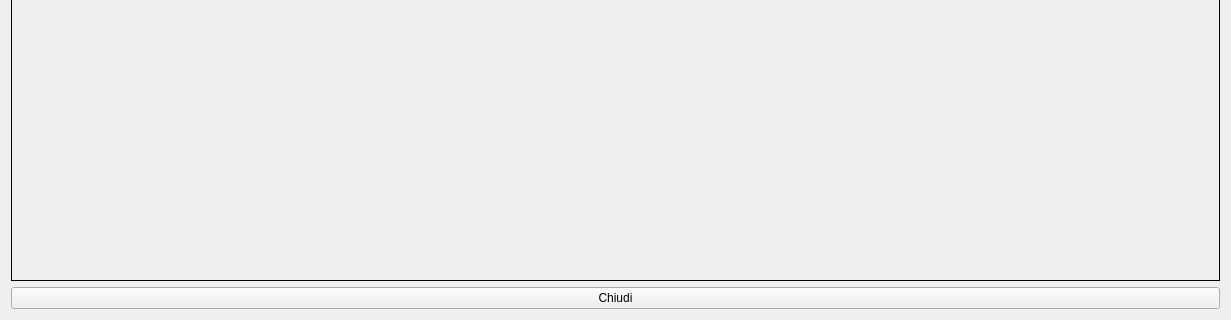
Qt form ftimage.ui (fblabs/CLTags) before a commit; both pictures show x 0 to 1231 and y 338 to 658 of the 1231 by 658 pixel window.
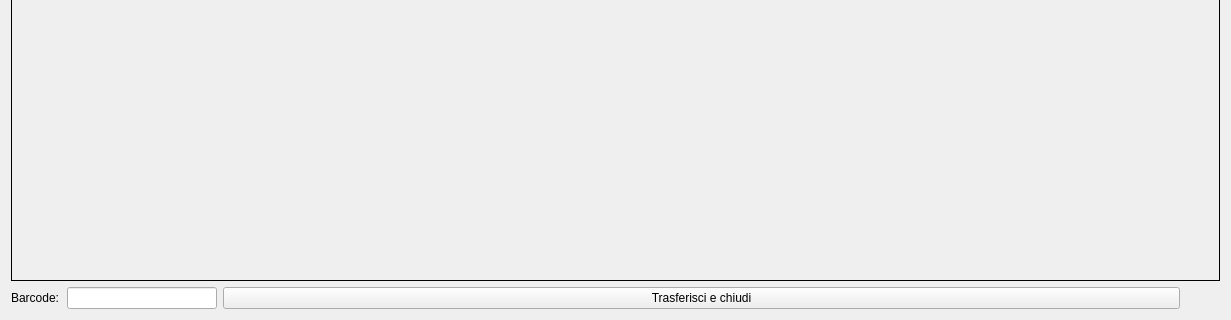
The same form after that commit. Icons and pictures are not drawn.

Patch:
```diff
--- a/ftimage.ui
+++ b/ftimage.ui
@@ -31,9 +31,48 @@
     </widget>
    </item>
    <item>
+    <layout class="QHBoxLayout" name="horizontalLayout_2">
+     <item>
+      <layout class="QHBoxLayout" name="horizontalLayout" stretch="0,1,0,0">
+       <item>
+        <widget class="QLabel" name="label_2">
+         <property name="minimumSize">
+          <size>
+           <width>50</width>
+           <height>0</height>
+          </size>
+         </property>
+         <property name="maximumSize">
+          <size>
+           <width>50</width>
+           <height>16777215</height>
+          </size>
+         </property>
+         <property name="text">
+          <string>Barcode:</string>
+         </property>
+        </widget>
+       </item>
+       <item>
+        <widget class="QLineEdit" name="leBarcode">
+         <property name="minimumSize">
+          <size>
+           <width>150</width>
+           <height>0</height>
+          </size>
+         </property>
+         <property name="maximumSize">
+          <size>
+           <width>150</width>
+           <height>16777215</height>
+          </size>
+         </property>
+        </widget>
+       </item>
+       <item>
     <widget class="QPushButton" name="pbClose">
      <property name="text">
-      <string>Chiudi</string>
+          <string>Trasferisci e chiudi</string>
      </property>
      <property name="icon">
       <iconset resource="resources.qrc">
@@ -46,6 +85,26 @@
       </size>
      </property>
     </widget>
+       </item>
+       <item>
+        <spacer name="horizontalSpacer">
+         <property name="orientation">
+          <enum>Qt::Horizontal</enum>
+         </property>
+         <property name="sizeType">
+          <enum>QSizePolicy::Maximum</enum>
+         </property>
+         <property name="sizeHint" stdset="0">
+          <size>
+           <width>40</width>
+           <height>20</height>
+          </size>
+         </property>
+        </spacer>
+       </item>
+      </layout>
+     </item>
+    </layout>
    </item>
   </layout>
  </widget>
```
Left out of the diff: 2 changed lines with no effect on the pictures. Lines whose indentation alone changed are shown as unchanged.
